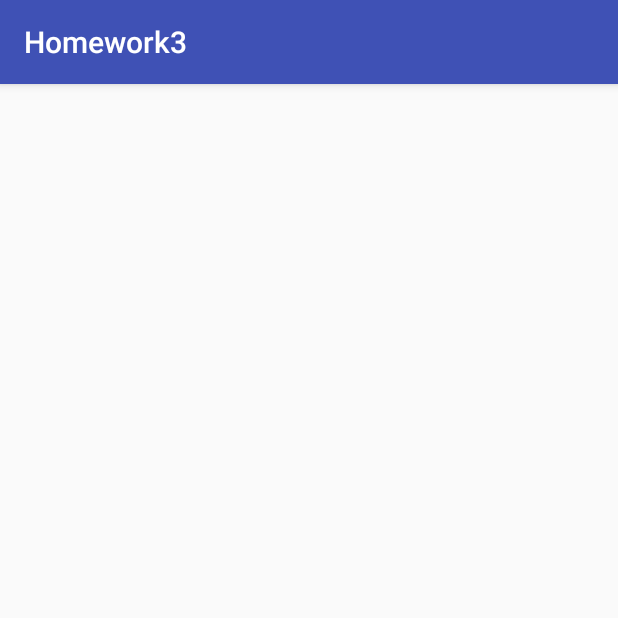
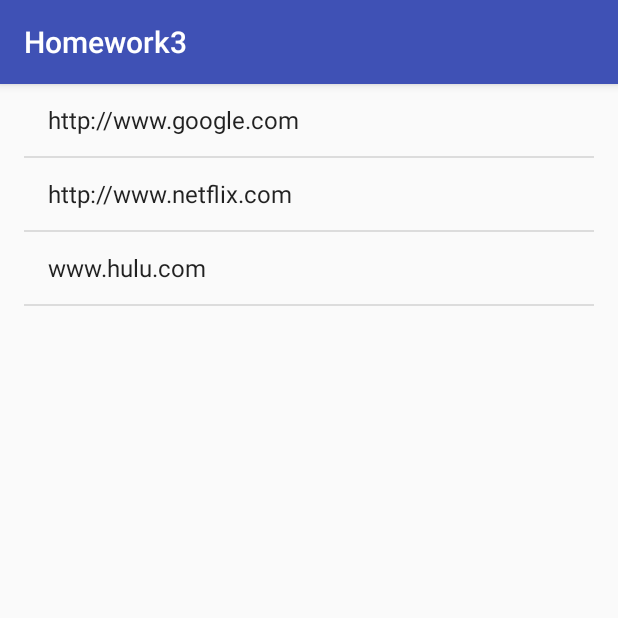
Before and after one commit to rag16b/Mobile_Programming, an Android app: the fragment UrlListFragment shown on its own in the app's theme, on a phone screen of 412 x 824 dp, the top half of it. Run offline under Robolectric (Android 15) with nearby library versions, the phone set to English and light mode, and no system bars.

Commit message:
Fragments Displaying Properly
The fragments show the ListView and WebView in their respective fragments and the ListView is now set up to obtain the item that was last clicked.

```diff
--- a/HW3_gutierrez_ryan/app/src/main/AndroidManifest.xml
+++ b/HW3_gutierrez_ryan/app/src/main/AndroidManifest.xml
@@ -3,15 +3,18 @@
     package="edu.fsu.cs.hw3">
 
     <!-- Be sure to add your permissions here -->
+    <uses-permission android:name="android.permission.INTERNET"></uses-permission>
 
     <application
         android:allowBackup="true"
         android:icon="@mipmap/ic_launcher"
         android:label="@string/app_name"
         android:supportsRtl="true"
+        android:usesCleartextTraffic="true"
         android:theme="@style/AppTheme">
 
-        <activity android:name="edu.fsu.cs.hw3.MainActivity">
+        <activity android:name="edu.fsu.cs.hw3.MainActivity"
+            android:screenOrientation="landscape">
 
             <intent-filter>
                 <action android:name="android.intent.action.MAIN" />
--- a/HW3_gutierrez_ryan/app/src/main/java/edu/fsu/cs/hw3/UrlListFragment.java
+++ b/HW3_gutierrez_ryan/app/src/main/java/edu/fsu/cs/hw3/UrlListFragment.java
@@ -5,11 +5,16 @@
 import android.view.LayoutInflater;
 import android.view.View;
 import android.view.ViewGroup;
+import android.widget.AdapterView;
+import android.widget.ListView;
+import android.widget.Toast;
+
 import java.lang.String;
 
 public class UrlListFragment extends Fragment {
 
     private static final String TAG = UrlListFragment.class.getCanonicalName();
+    ListView listView;
 
     public UrlListFragment() {}
 
@@ -22,12 +27,19 @@
     }
 
     @Override
-    public View onCreateView(LayoutInflater inflater, ViewGroup container,
-                             Bundle savedInstanceState) {
+    public View onCreateView(LayoutInflater inflater, ViewGroup container, Bundle savedInstanceState) {
 
         View view = inflater.inflate(R.layout.fragment_url_list, container, false);
 
-        // TODO: Set up url ListView
+        // Set up url ListView
+        listView = (ListView) view.findViewById(R.id.ListView_urlList);
+        listView.setOnItemClickListener(new AdapterView.OnItemClickListener() {
+            @Override
+            public void onItemClick(AdapterView<?> adapterView, View view, int i, long l) {
+                String s = listView.getItemAtPosition(i).toString();
+                // Toast.makeText(view.getContext(), s, Toast.LENGTH_LONG).show();
+            }
+        });
 
         return view;
     }
--- a/HW3_gutierrez_ryan/app/src/main/res/layout/fragment_url_list.xml
+++ b/HW3_gutierrez_ryan/app/src/main/res/layout/fragment_url_list.xml
@@ -12,6 +12,9 @@
     android:orientation="vertical">
 
     <!-- Add View to display URLs -->
-
-
+    <ListView
+        android:id="@+id/ListView_urlList"
+        android:layout_width="match_parent"
+        android:layout_height="match_parent"
+        android:entries="@array/urlList" />
 </RelativeLayout>
--- a/HW3_gutierrez_ryan/app/src/main/res/values/strings.xml
+++ b/HW3_gutierrez_ryan/app/src/main/res/values/strings.xml
@@ -1,4 +1,9 @@
 <resources>
     <string name="app_name">Homework3</string>
     <string name="sms_message"><![CDATA[ From : %1$s<br/>%2$s]]></string>
+    <string-array name="urlList">
+        <item>http://www.google.com</item>
+        <item>http://www.netflix.com</item>
+        <item>www.hulu.com</item>
+    </string-array>
 </resources>
```
Also changed, not shown: HW3_gutierrez_ryan/app/src/main/java/edu/fsu/cs/hw3/MainActivity.java (+21 -2 lines), HW3_gutierrez_ryan/app/src/main/java/edu/fsu/cs/hw3/MyWebFragment.java (+9 -2 lines), HW3_gutierrez_ryan/app/src/main/res/layout/activity_main.xml (+11 -5 lines), HW3_gutierrez_ryan/app/src/main/res/layout/fragment_web.xml (+6 -1 lines).
